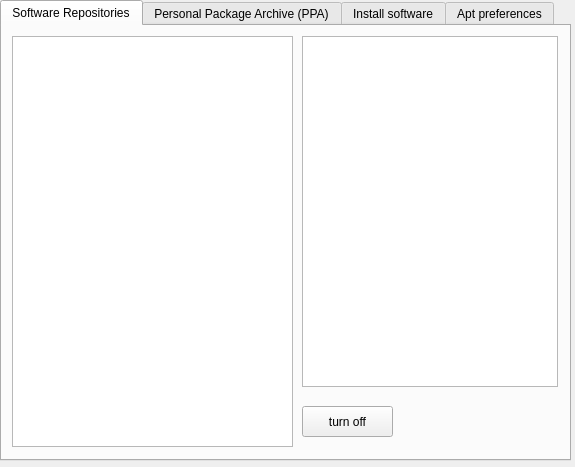
Above: Mast/apt_preferences.ui from jakubiszon26/Mast before the change. Below: the same form after it.
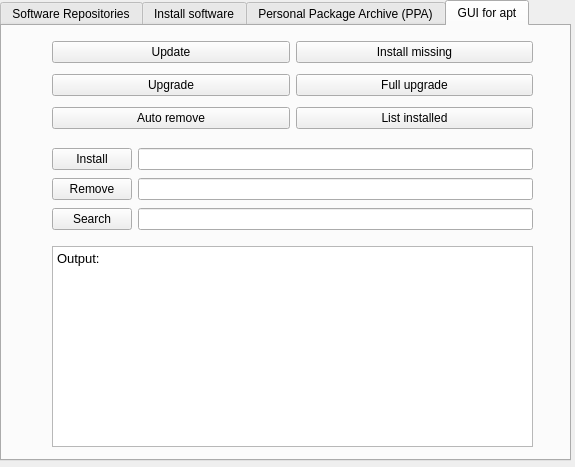
That is the form after the change.

Commit message: apt gui user interface

```diff
--- a/Mast/apt_preferences.ui
+++ b/Mast/apt_preferences.ui
@@ -44,7 +44,7 @@
     <string>&lt;html&gt;&lt;head/&gt;&lt;body&gt;&lt;p&gt;k&lt;/p&gt;&lt;/body&gt;&lt;/html&gt;</string>
    </property>
    <property name="currentIndex">
-    <number>0</number>
+    <number>3</number>
    </property>
    <widget class="QWidget" name="tab">
     <attribute name="title">
@@ -84,61 +84,7 @@
      </property>
     </widget>
    </widget>
-   <widget class="QWidget" name="tab_3">
-    <attribute name="title">
-     <string>Personal Package Archive (PPA)</string>
-    </attribute>
-    <widget class="QLabel" name="label">
-     <property name="geometry">
-      <rect>
-       <x>10</x>
-       <y>10</y>
-       <width>141</width>
-       <height>31</height>
-      </rect>
-     </property>
-     <property name="font">
-      <font>
-       <pointsize>16</pointsize>
-      </font>
-     </property>
-     <property name="text">
-      <string>Add new PPA</string>
-     </property>
-    </widget>
-    <widget class="QLineEdit" name="insert_ppa">
-     <property name="geometry">
-      <rect>
-       <x>10</x>
-       <y>50</y>
-       <width>231</width>
-       <height>31</height>
-      </rect>
-     </property>
-     <property name="placeholderText">
-      <string>for example: pantadeusz/fast</string>
-     </property>
-    </widget>
-    <widget class="QPushButton" name="ppa_submit_button">
-     <property name="geometry">
-      <rect>
-       <x>460</x>
-       <y>380</y>
-       <width>101</width>
-       <height>41</height>
-      </rect>
-     </property>
-     <property name="font">
-      <font>
-       <pointsize>11</pointsize>
-      </font>
-     </property>
-     <property name="text">
-      <string>Submit</string>
-     </property>
-    </widget>
-   </widget>
-   <widget class="QWidget" name="tab_4">
+   <widget class="QWidget" name="install_software_tab">
     <attribute name="title">
      <string>Install software</string>
     </attribute>
@@ -228,8 +174,176 @@
    </widget>
    <widget class="QWidget" name="tab_2">
     <attribute name="title">
-     <string>Apt preferences</string>
+     <string>Personal Package Archive (PPA)</string>
     </attribute>
+    <widget class="QLabel" name="label">
+     <property name="geometry">
+      <rect>
+       <x>10</x>
+       <y>10</y>
+       <width>141</width>
+       <height>31</height>
+      </rect>
+     </property>
+     <property name="font">
+      <font>
+       <pointsize>16</pointsize>
+      </font>
+     </property>
+     <property name="text">
+      <string>Add new PPA</string>
+     </property>
+    </widget>
+    <widget class="QLineEdit" name="insert_ppa">
+     <property name="geometry">
+      <rect>
+       <x>10</x>
+       <y>50</y>
+       <width>231</width>
+       <height>31</height>
+      </rect>
+     </property>
+     <property name="placeholderText">
+      <string>for example: pantadeusz/fast</string>
+     </property>
+    </widget>
+    <widget class="QPushButton" name="ppa_submit_button">
+     <property name="geometry">
+      <rect>
+       <x>460</x>
+       <y>380</y>
+       <width>101</width>
+       <height>41</height>
+      </rect>
+     </property>
+     <property name="font">
+      <font>
+       <pointsize>11</pointsize>
+      </font>
+     </property>
+     <property name="text">
+      <string>Submit</string>
+     </property>
+    </widget>
+   </widget>
+   <widget class="QWidget" name="apt_gui">
+    <attribute name="title">
+     <string>GUI for apt</string>
+    </attribute>
+    <widget class="QWidget" name="gridLayoutWidget">
+     <property name="geometry">
+      <rect>
+       <x>50</x>
+       <y>10</y>
+       <width>481</width>
+       <height>101</height>
+      </rect>
+     </property>
+     <layout class="QGridLayout" name="gridLayout">
+      <item row="0" column="0">
+       <widget class="QPushButton" name="update_button">
+        <property name="text">
+         <string>Update</string>
+        </property>
+       </widget>
+      </item>
+      <item row="1" column="0">
+       <widget class="QPushButton" name="upgrade_button">
+        <property name="text">
+         <string>Upgrade</string>
+        </property>
+       </widget>
+      </item>
+      <item row="1" column="1">
+       <widget class="QPushButton" name="full_upgrade_button">
+        <property name="text">
+         <string>Full upgrade</string>
+        </property>
+       </widget>
+      </item>
+      <item row="0" column="1">
+       <widget class="QPushButton" name="install_missing_button">
+        <property name="text">
+         <string>Install missing</string>
+        </property>
+       </widget>
+      </item>
+      <item row="2" column="0">
+       <widget class="QPushButton" name="autoremove_button">
+        <property name="text">
+         <string>Auto remove</string>
+        </property>
+       </widget>
+      </item>
+      <item row="2" column="1">
+       <widget class="QPushButton" name="list_installed_button">
+        <property name="text">
+         <string>List installed</string>
+        </property>
+       </widget>
+      </item>
+     </layout>
+    </widget>
+    <widget class="QTextBrowser" name="apt_output">
+     <property name="geometry">
+      <rect>
+       <x>50</x>
+       <y>220</y>
+       <width>481</width>
+       <height>201</height>
+      </rect>
+     </property>
+     <property name="html">
+      <string>&lt;!DOCTYPE HTML PUBLIC &quot;-//W3C//DTD HTML 4.0//EN&quot; &quot;http://www.w3.org/TR/REC-html40/strict.dtd&quot;&gt;
+&lt;html&gt;&lt;head&gt;&lt;meta name=&quot;qrichtext&quot; content=&quot;1&quot; /&gt;&lt;style type=&quot;text/css&quot;&gt;
+p, li { white-space: pre-wrap; }
+&lt;/style&gt;&lt;/head&gt;&lt;body style=&quot; font-family:'Ubuntu'; font-size:10pt; font-weight:400; font-style:normal;&quot;&gt;
+&lt;p style=&quot; margin-top:0px; margin-bottom:0px; margin-left:0px; margin-right:0px; -qt-block-indent:0; text-indent:0px;&quot;&gt;Output:&lt;/p&gt;
+&lt;p style=&quot;-qt-paragraph-type:empty; margin-top:0px; margin-bottom:0px; margin-left:0px; margin-right:0px; -qt-block-indent:0; text-indent:0px;&quot;&gt;&lt;br /&gt;&lt;/p&gt;&lt;/body&gt;&lt;/html&gt;</string>
+     </property>
+    </widget>
+    <widget class="QWidget" name="gridLayoutWidget_2">
+     <property name="geometry">
+      <rect>
+       <x>50</x>
+       <y>120</y>
+       <width>481</width>
+       <height>86</height>
+      </rect>
+     </property>
+     <layout class="QGridLayout" name="gridLayout_2">
+      <item row="0" column="1">
+       <widget class="QLineEdit" name="install_edit"/>
+      </item>
+      <item row="2" column="0">
+       <widget class="QPushButton" name="search_button">
+        <property name="text">
+         <string>Search</string>
+        </property>
+       </widget>
+      </item>
+      <item row="1" column="0">
+       <widget class="QPushButton" name="remove_button">
+        <property name="text">
+         <string>Remove</string>
+        </property>
+       </widget>
+      </item>
+      <item row="1" column="1">
+       <widget class="QLineEdit" name="remove_edit"/>
+      </item>
+      <item row="0" column="0">
+       <widget class="QPushButton" name="install_button_2">
+        <property name="text">
+         <string>Install</string>
+        </property>
+       </widget>
+      </item>
+      <item row="2" column="1">
+       <widget class="QLineEdit" name="lineEdit_3"/>
+      </item>
+     </layout>
+    </widget>
    </widget>
   </widget>
  </widget>
```
Left out of the diff: 4 changed lines with no effect on the pictures.
